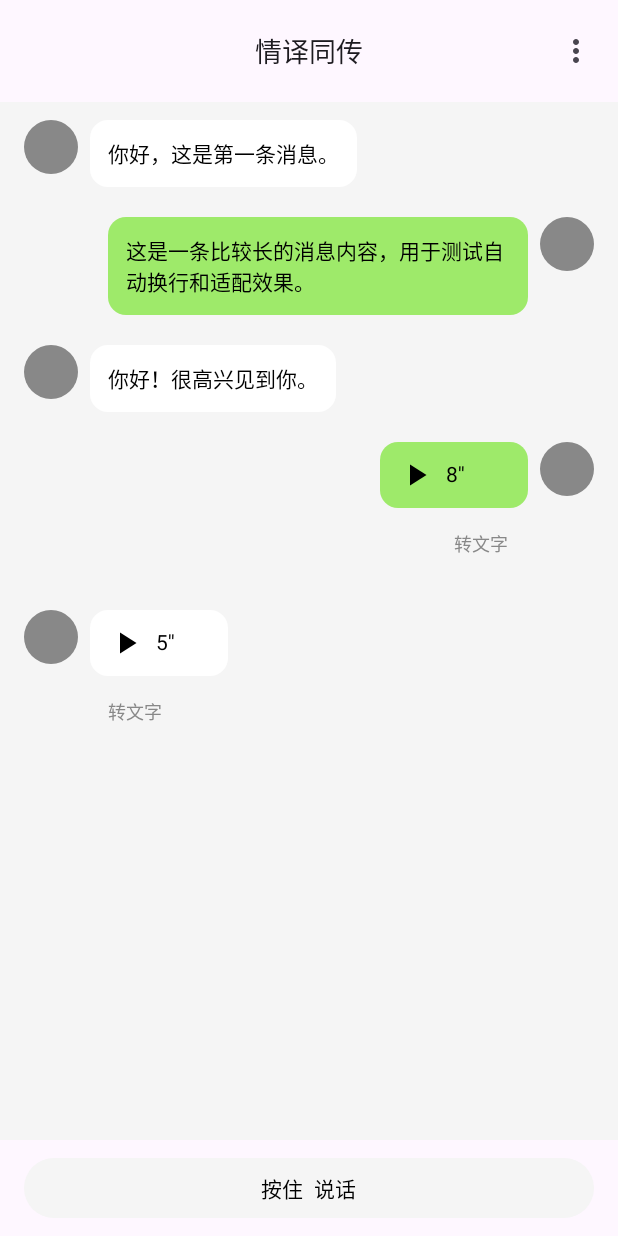
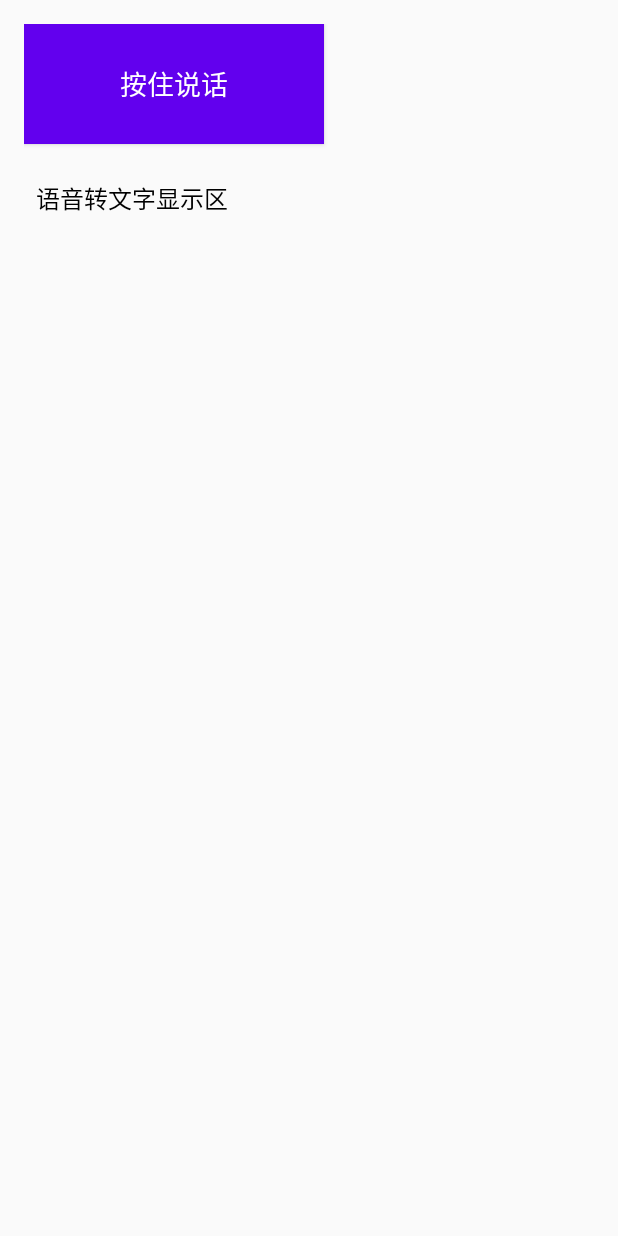
Before and after one commit to bananawolves/compose_chat, an Android app built with Jetpack Compose: the screen it shows after launch (MainActivity before the commit, AudioActivity after it), on a phone screen of 412 x 824 dp. Run offline under Robolectric (Android 15) with nearby library versions, the phone set to English and light mode, and no system bars.

Commit message:
websockt audioRecord commit

```diff
--- a/app/build.gradle.kts
+++ b/app/build.gradle.kts
@@ -10,7 +10,7 @@ android {
 
     defaultConfig {
         applicationId = "com.example.emotionlink"
-        minSdk = 24
+        minSdk = 26
         targetSdk = 35
         versionCode = 1
         versionName = "1.0"
@@ -40,10 +40,12 @@ android {
 }
 
 dependencies {
+    implementation("org.java-websocket:Java-WebSocket:1.5.3")
     implementation("androidx.compose.material:material-icons-extended:1.5.4")
     implementation("com.google.code.gson:gson:2.10.1")
     implementation("com.squareup.okhttp3:okhttp:4.12.0")
     implementation("com.jakewharton.timber:timber:5.0.1")
+    implementation("androidx.appcompat:appcompat:1.6.1")
     //implementation("com.android.application:com.android.application.gradle.plugin:8.9.0-alpha01")
     implementation(libs.androidx.core.ktx)
     implementation(libs.androidx.lifecycle.runtime.ktx)
@@ -56,6 +58,7 @@ dependencies {
     implementation(libs.androidx.navigation.runtime.ktx)
     implementation(libs.androidx.navigation.compose)
     implementation(libs.firebase.database.ktx)
+    implementation(libs.androidx.appcompat)
     testImplementation(libs.junit)
     androidTestImplementation(libs.androidx.junit)
     androidTestImplementation(libs.androidx.espresso.core)
--- /dev/null
+++ b/app/src/main/java/com/example/emotionlink/AudioDemo/AudioUrlCallback.java
@@ -0,0 +1,5 @@
+package com.example.emotionlink.AudioDemo;
+
+public interface AudioUrlCallback {
+    void onAudioUrlReceived(String audioUrl);
+}
--- a/app/src/main/java/com/example/emotionlink/ViewModel/ChatScreen.kt
+++ b/app/src/main/java/com/example/emotionlink/ViewModel/ChatScreen.kt
@@ -15,10 +15,12 @@ import androidx.compose.ui.Modifier
 import androidx.compose.ui.draw.clip
 import androidx.compose.ui.graphics.Color
 import androidx.compose.ui.text.style.TextAlign
+import androidx.compose.ui.tooling.preview.Preview
 import androidx.compose.ui.unit.dp
 import androidx.compose.ui.unit.sp
 
 @OptIn(ExperimentalMaterial3Api::class)
+@Preview
 @Composable
 fun ChatScreen() {
     val backgroundColor = Color(0xFFF5F5F5)
--- /dev/null
+++ b/app/src/main/res/layout/activity_audio.xml
@@ -0,0 +1,29 @@
+<?xml version="1.0" encoding="utf-8"?>
+<LinearLayout xmlns:android="http://schemas.android.com/apk/res/android"
+    android:id="@+id/voiceContainer"
+    android:orientation="vertical"
+    android:layout_width="match_parent"
+    android:layout_height="match_parent"
+    android:padding="16dp">
+
+    <Button
+        android:id="@+id/recordButton"
+        android:layout_width="200dp"
+        android:layout_height="80dp"
+        android:text="按住说话"
+        android:background="#FF6200EE"
+        android:textColor="#FFFFFF"
+        android:textSize="18sp" />
+
+    <!-- 显示录音转换的文字 -->
+    <TextView
+        android:id="@+id/recognizedText"
+        android:layout_width="match_parent"
+        android:layout_height="wrap_content"
+        android:padding="8dp"
+        android:text="语音转文字显示区"
+        android:textSize="16sp"
+        android:textColor="#000000"
+        android:layout_marginTop="16dp" />
+
+</LinearLayout>
--- a/app/src/main/res/values/themes.xml
+++ b/app/src/main/res/values/themes.xml
@@ -1,5 +1,7 @@
 <?xml version="1.0" encoding="utf-8"?>
 <resources>
 
-    <style name="Theme.EmotionLink" parent="android:Theme.Material.Light.NoActionBar" />
+    <style name="Theme.EmotionLink" parent="Theme.AppCompat.Light.NoActionBar">
+
+    </style>
 </resources>
--- a/gradle/libs.versions.toml
+++ b/gradle/libs.versions.toml
@@ -1,5 +1,5 @@
 [versions]
-agp = "8.9.0"
+agp = "8.9.2"
 kotlin = "2.0.21"
 coreKtx = "1.10.1"
 junit = "4.13.2"
@@ -11,6 +11,7 @@ composeBom = "2024.09.00"
 navigationRuntimeKtx = "2.8.5"
 navigationCompose = "2.8.5"
 firebaseDatabaseKtx = "21.0.0"
+appcompat = "1.7.0"
 
 [libraries]
 androidx-core-ktx = { group = "androidx.core", name = "core-ktx", version.ref = "coreKtx" }
@@ -30,6 +31,7 @@ androidx-material3 = { group = "androidx.compose.material3", name = "material3"
 androidx-navigation-runtime-ktx = { group = "androidx.navigation", name = "navigation-runtime-ktx", version.ref = "navigationRuntimeKtx" }
 androidx-navigation-compose = { group = "androidx.navigation", name = "navigation-compose", version.ref = "navigationCompose" }
 firebase-database-ktx = { group = "com.google.firebase", name = "firebase-database-ktx", version.ref = "firebaseDatabaseKtx" }
+androidx-appcompat = { group = "androidx.appcompat", name = "appcompat", version.ref = "appcompat" }
 
 [plugins]
 android-application = { id = "com.android.application", version.ref = "agp" }
```
Also changed, not shown: app/src/main/AndroidManifest.xml (+16 -3 lines), app/src/main/java/com/example/emotionlink/AudioDemo/AudioActivity.java (added, +198 -0 lines), app/src/main/java/com/example/emotionlink/AudioDemo/Client/WebSocketAuthGenerator.java (added, +74 -0 lines), app/src/main/java/com/example/emotionlink/AudioDemo/Client/WebSocketUploader.java (added, +91 -0 lines), app/src/main/java/com/example/emotionlink/MainActivity.kt (+7 -6 lines).
